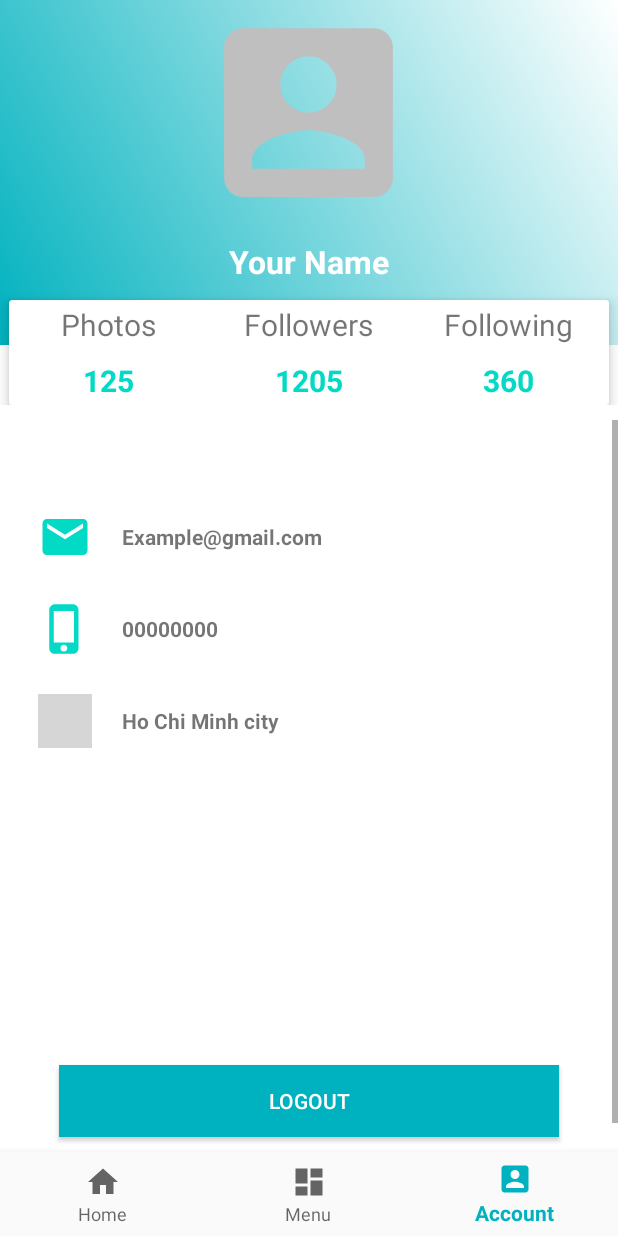
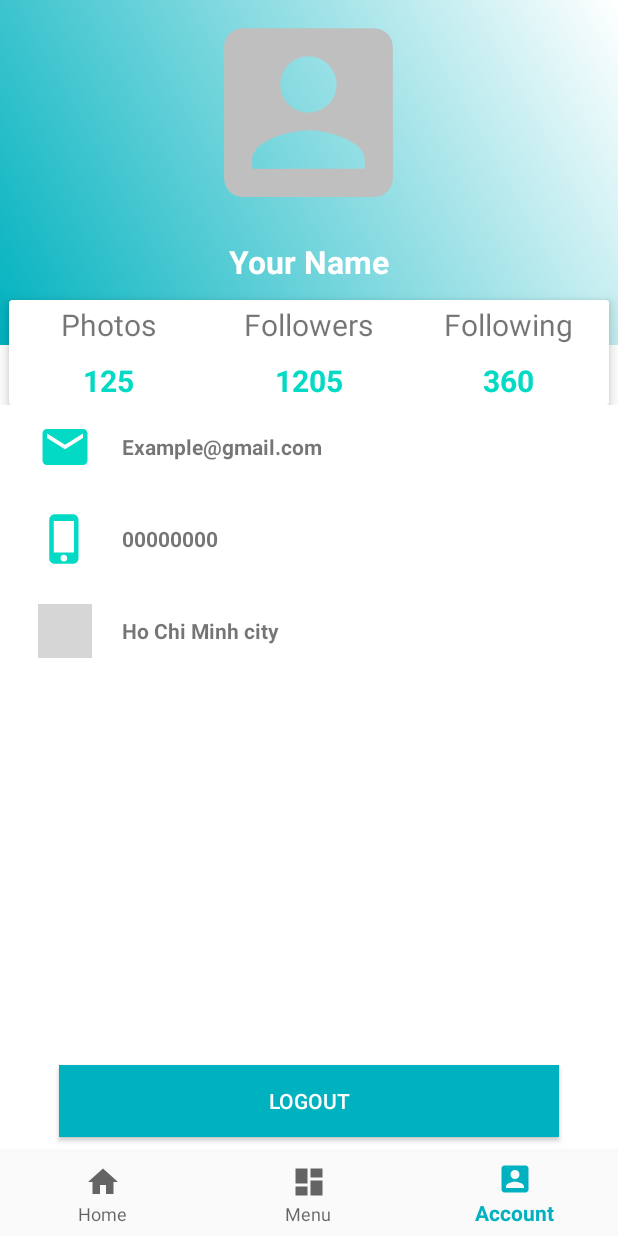
Before and after one commit to ncthanh0411/Mobile_Order_Food, an Android app: the activity_bottomNav screen opened directly, with no data from a screen before it, item 3 of the bottom bar chosen, on a phone screen of 412 x 824 dp. Run offline under Robolectric (Android 15) with nearby library versions, the phone set to English and light mode, and no system bars; our stand-ins replace Firebase (no records; nobody signed in at launch, a user with empty details on screens opened directly), navigation-ui; 3 statements that could not run were skipped; grey boxes are pictures that could not be loaded.

Commit message:
Toan 9/4

```diff
--- a/app/src/main/java/com/example/food_order_application_2/activity_bottomNav.java
+++ b/app/src/main/java/com/example/food_order_application_2/activity_bottomNav.java
@@ -27,8 +27,12 @@
                 R.id.navigation_home, R.id.navigation_menu, R.id.navigation_account)
                 .build();
 
+        if (savedInstanceState == null) {
+            navView.setSelectedItemId(R.id.navigation_home);
+        }
+
     }
-    private  BottomNavigationView.OnNavigationItemSelectedListener navListener =
+    private BottomNavigationView.OnNavigationItemSelectedListener navListener =
             new BottomNavigationView.OnNavigationItemSelectedListener() {
                 @Override
                 public boolean onNavigationItemSelected(@NonNull MenuItem item) {
--- a/app/src/main/res/layout/fragment_user.xml
+++ b/app/src/main/res/layout/fragment_user.xml
@@ -1,13 +1,13 @@
 <?xml version="1.0" encoding="utf-8"?>
-<RelativeLayout xmlns:android="http://schemas.android.com/apk/res/android"
+<LinearLayout xmlns:android="http://schemas.android.com/apk/res/android"
     xmlns:app="http://schemas.android.com/apk/res-auto"
     xmlns:tools="http://schemas.android.com/tools"
     android:layout_width="match_parent"
     android:layout_height="match_parent"
     android:layout_gravity="center"
     android:background="@color/colorWhite"
+    android:orientation="vertical"
     tools:context=".ui.User.UserFragment">
-
 
     <RelativeLayout
         android:id="@+id/layoutAbove"
@@ -133,16 +133,13 @@
     <ScrollView
         android:id="@+id/scrollViewlayout"
         android:layout_width="match_parent"
-        android:layout_height="match_parent"
-        android:layout_below="@id/layoutAbove"
-        android:fillViewport="true"
-        android:clipToPadding="false">
+        android:layout_height="0dp"
+        android:layout_weight="1">
 
         <LinearLayout
             android:layout_width="match_parent"
             android:layout_height="wrap_content"
-            android:layout_gravity="center"
-            android:layout_marginTop="40dp"
+            android:layout_marginTop="0dp"
             android:orientation="vertical">
 
             <LinearLayout
@@ -211,19 +208,16 @@
                     android:textStyle="bold" />
             </LinearLayout>
 
-
         </LinearLayout>
     </ScrollView>
-
     <Button
         android:id="@+id/btnLogout"
         android:layout_width="500px"
         android:layout_height="wrap_content"
+        android:layout_gravity="bottom|center"
+        android:layout_marginBottom="10dp"
         android:background="@drawable/button_logout"
         android:text="Logout"
-        android:textColor="@android:color/white"
-        android:layout_alignParentBottom="true"
-        android:layout_centerHorizontal="true"
-        android:layout_marginBottom="10dp"
-      />
-</RelativeLayout>
+        android:textColor="@android:color/white" />
+
+</LinearLayout>
--- a/app/src/main/res/layout/list_cart.xml
+++ b/app/src/main/res/layout/list_cart.xml
@@ -35,12 +35,6 @@
             android:layout_gravity="center_vertical"
             android:text="Price" />
 
-<!--        <TextView-->
-<!--            android:id="@+id/textView_quan"-->
-<!--            android:layout_width="match_parent"-->
-<!--            android:layout_height="wrap_content"-->
-<!--            android:layout_gravity="center_vertical"-->
-<!--            android:text="Quantity: " />-->
         <com.cepheuen.elegantnumberbutton.view.ElegantNumberButton
             android:layout_width="100dp"
             android:layout_height="30dp"
```
